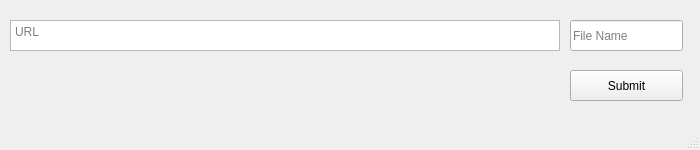
First picture: the form in GUI/gss.ui, repository labr1younes/Google-Scholar-Scraper, before the edit.
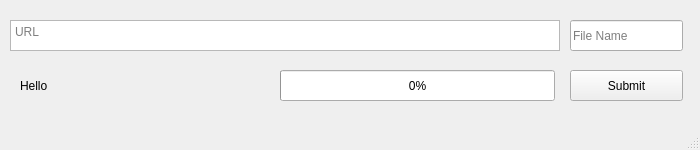
Second picture: the form after the edit.

```diff
--- a/GUI/gss.ui
+++ b/GUI/gss.ui
@@ -53,6 +53,32 @@
      <string>File Name</string>
     </property>
    </widget>
+   <widget class="QProgressBar" name="progressbar">
+    <property name="geometry">
+     <rect>
+      <x>280</x>
+      <y>70</y>
+      <width>275</width>
+      <height>31</height>
+     </rect>
+    </property>
+    <property name="value">
+     <number>0</number>
+    </property>
+   </widget>
+   <widget class="QLabel" name="label">
+    <property name="geometry">
+     <rect>
+      <x>20</x>
+      <y>70</y>
+      <width>241</width>
+      <height>31</height>
+     </rect>
+    </property>
+    <property name="text">
+     <string>Hello</string>
+    </property>
+   </widget>
   </widget>
   <widget class="QStatusBar" name="statusbar"/>
  </widget>
```
